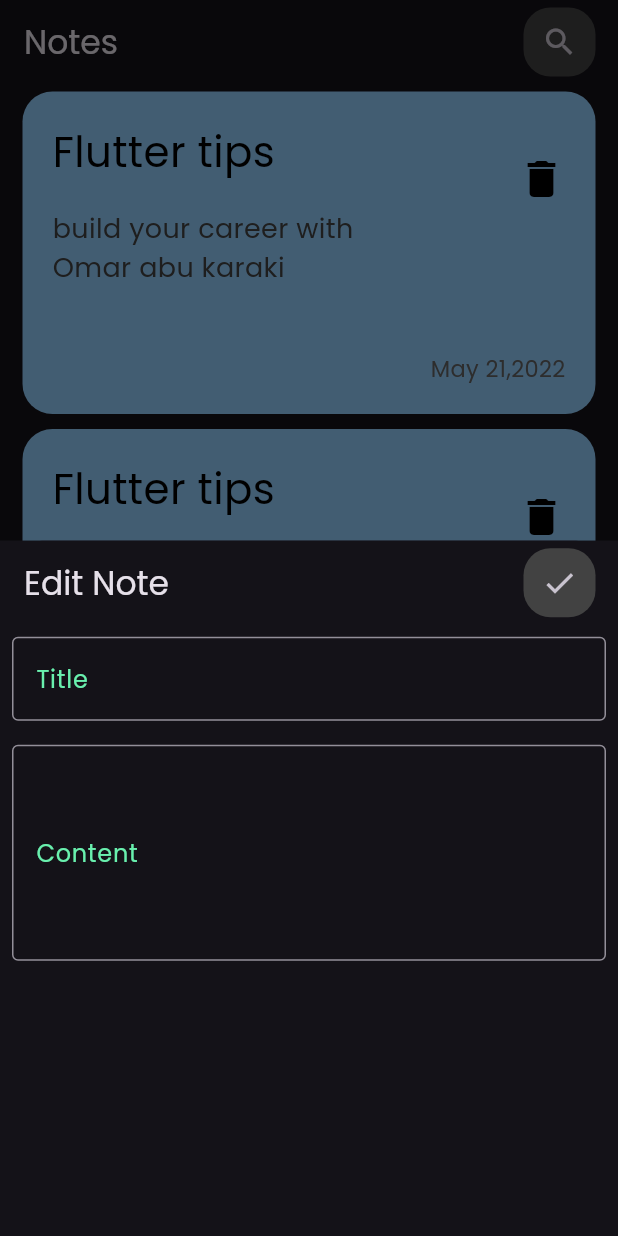
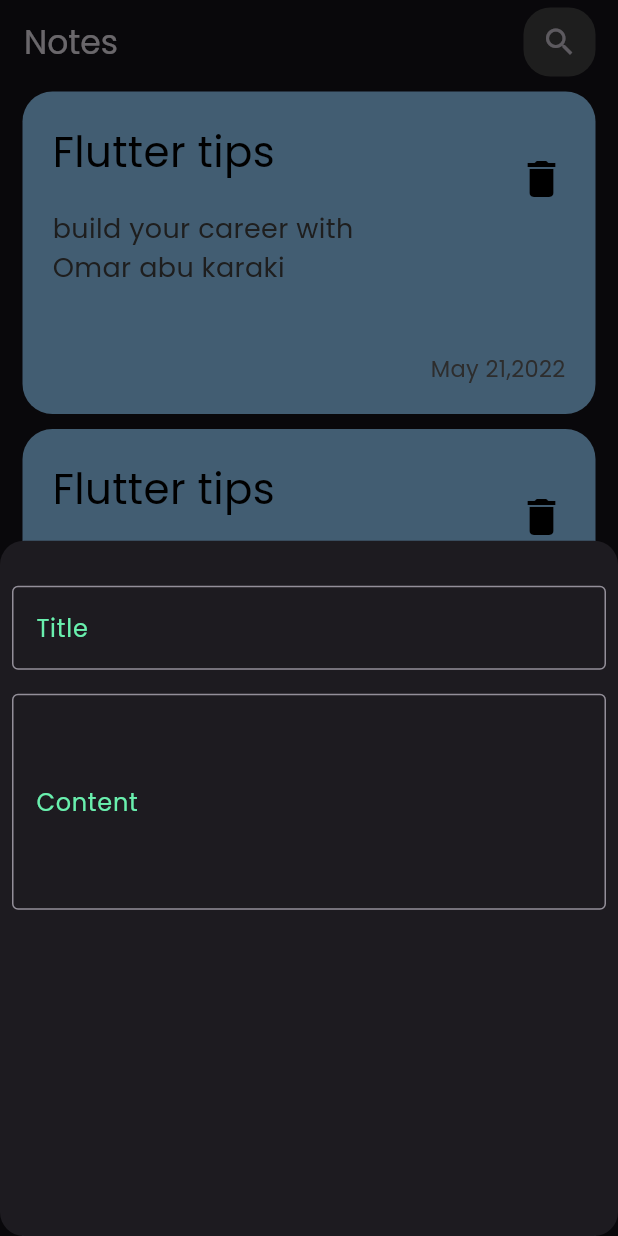
Before and after one commit to omarabukaraki/note_application, a Flutter app: the screen it shows after launch, after a tap on the "add" icon, on a phone screen of 412 x 824 dp. Run offline on Flutter 3.47's test engine with Material 2 defaults, Android fonts, the phone set to English and light mode, and no system bars.

Commit message:
change buttom sheet

```diff
--- /dev/null
+++ b/lib/component/add_note_button.dart
@@ -0,0 +1,33 @@
+import 'package:flutter/material.dart';
+
+class AddNoteButton extends StatelessWidget {
+  const AddNoteButton({super.key});
+
+  @override
+  Widget build(BuildContext context) {
+    return const Column(
+      children: [
+        Padding(
+          padding: EdgeInsets.only(top: 30, left: 8, right: 8, bottom: 8),
+          child: TextField(
+            decoration: InputDecoration(
+                hintText: 'Title',
+                hintStyle: TextStyle(color: Colors.greenAccent),
+                border: OutlineInputBorder()),
+          ),
+        ),
+        Padding(
+          padding: EdgeInsets.all(8.0),
+          child: TextField(
+            decoration: InputDecoration(
+                contentPadding:
+                    EdgeInsets.symmetric(vertical: 60, horizontal: 12),
+                hintText: 'Content',
+                hintStyle: TextStyle(color: Colors.greenAccent),
+                border: OutlineInputBorder()),
+          ),
+        )
+      ],
+    );
+  }
+}
--- a/lib/views/note_details_view.dart
+++ /dev/null
@@ -1,47 +0,0 @@
-import 'package:flutter/material.dart';
-
-class NoteDetailsPage extends StatelessWidget {
-  const NoteDetailsPage({super.key});
-
-  @override
-  Widget build(BuildContext context) {
-    return Scaffold(
-        appBar: AppBar(
-          automaticallyImplyLeading: false,
-          title: Text('Edit Note'),
-          actions: [
-            Container(
-                margin: const EdgeInsets.symmetric(horizontal: 15, vertical: 5),
-                decoration: BoxDecoration(
-                    borderRadius: BorderRadius.circular(18),
-                    color: Colors.grey.shade800),
-                child:
-                    IconButton(onPressed: () {}, icon: const Icon(Icons.done))),
-          ],
-        ),
-        body: const Column(
-          children: [
-            Padding(
-              padding: EdgeInsets.all(8.0),
-              child: TextField(
-                decoration: InputDecoration(
-                    hintText: 'Title',
-                    hintStyle: TextStyle(color: Colors.greenAccent),
-                    border: OutlineInputBorder()),
-              ),
-            ),
-            Padding(
-              padding: EdgeInsets.all(8.0),
-              child: TextField(
-                decoration: InputDecoration(
-                    contentPadding:
-                        EdgeInsets.symmetric(vertical: 60, horizontal: 12),
-                    hintText: 'Content',
-                    hintStyle: TextStyle(color: Colors.greenAccent),
-                    border: OutlineInputBorder()),
-              ),
-            )
-          ],
-        ));
-  }
-}
--- a/lib/views/note_view.dart
+++ b/lib/views/note_view.dart
@@ -1,5 +1,5 @@
 import 'package:flutter/material.dart';
-import 'package:note_app/views/note_details_view.dart';
+import '../component/add_note_button.dart';
 import '../component/note_list_view.dart';
 
 class NoteView extends StatelessWidget {
@@ -37,9 +37,11 @@ class CustomFloatingActionButton extends StatelessWidget {
     return FloatingActionButton(
       onPressed: () {
         showModalBottomSheet(
+          shape:
+              RoundedRectangleBorder(borderRadius: BorderRadius.circular(16)),
           context: context,
           builder: (context) {
-            return const NoteDetailsPage();
+            return const AddNoteButton();
           },
         );
       },
```
